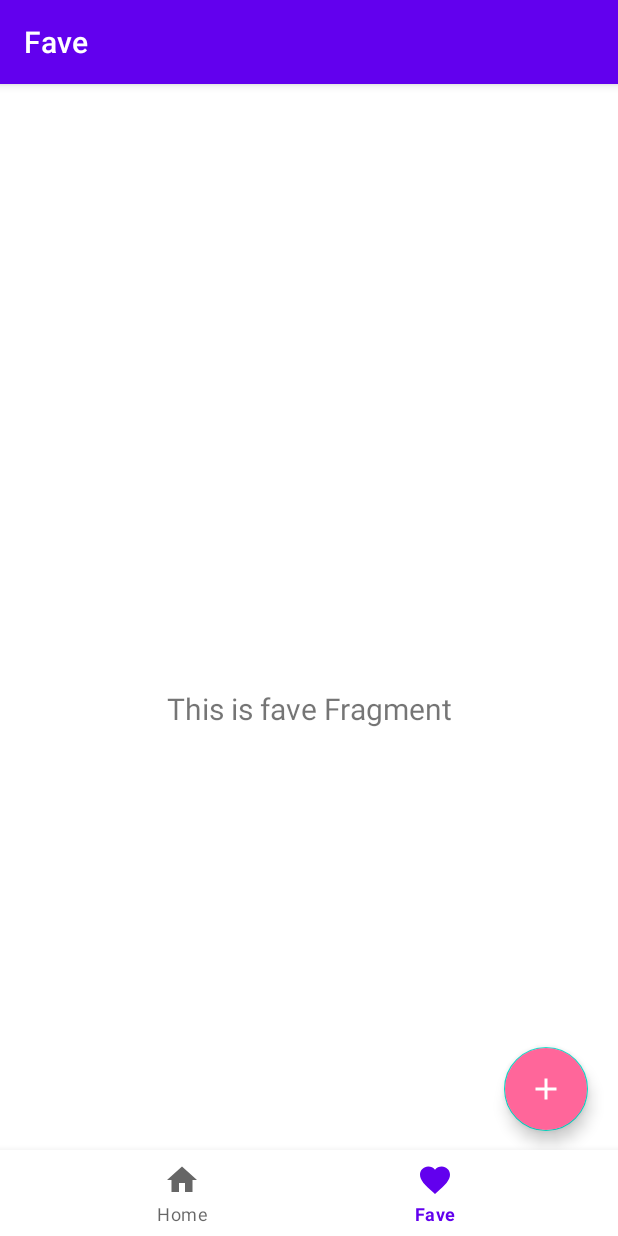
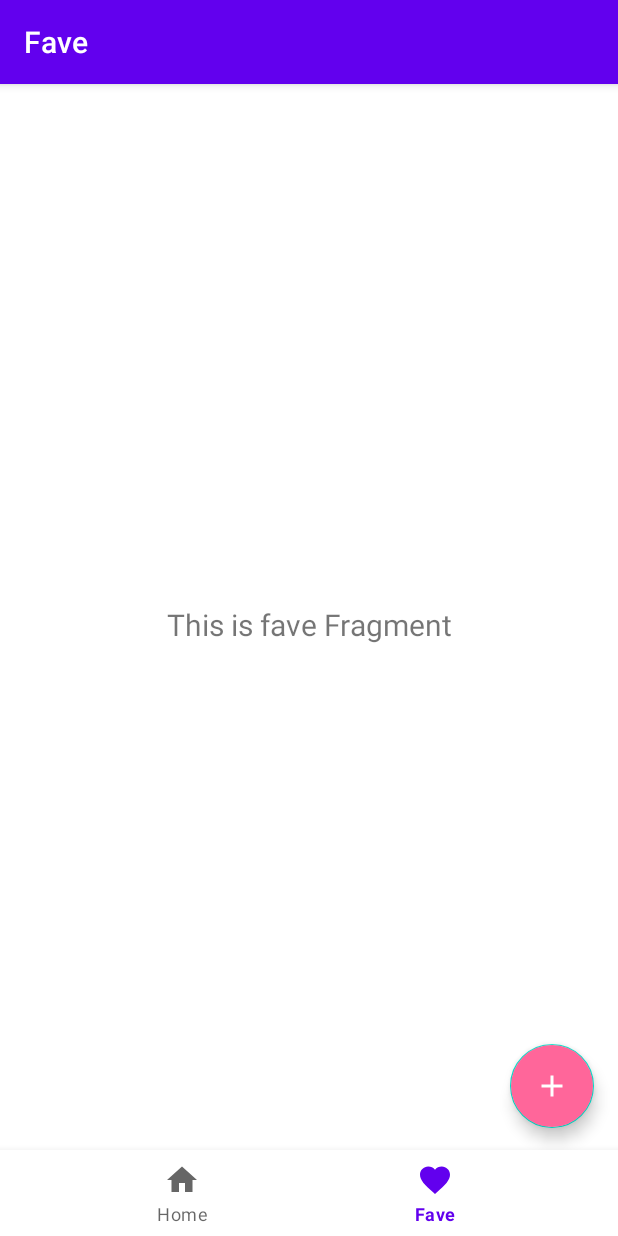
Before and after one commit to Kchan-m/OriginalApp, an Android app: the FaveFragment screen opened through its navigation route, on a phone screen of 412 x 824 dp. Run offline under Robolectric (Android 15) with nearby library versions, the phone set to English and light mode, and no system bars; our stand-ins replace Room's generated code, RxJava, navigation-ui.

Commit message:
review: layoutの改善案

```diff
--- a/app/src/main/res/layout/activity_main.xml
+++ b/app/src/main/res/layout/activity_main.xml
@@ -3,8 +3,7 @@
     xmlns:app="http://schemas.android.com/apk/res-auto"
     android:id="@+id/container"
     android:layout_width="match_parent"
-    android:layout_height="match_parent"
-    android:paddingTop="?attr/actionBarSize">
+    android:layout_height="match_parent">
 
     <com.google.android.material.bottomnavigation.BottomNavigationView
         android:id="@+id/nav_view"
@@ -14,7 +13,9 @@
         app:layout_constraintBottom_toBottomOf="parent"
         app:layout_constraintLeft_toLeftOf="parent"
         app:layout_constraintRight_toRightOf="parent"
-        app:menu="@menu/bottom_nav_menu" />
+        app:menu="@menu/bottom_nav_menu" >
+
+    </com.google.android.material.bottomnavigation.BottomNavigationView>
 
     <fragment
         android:id="@+id/nav_host_fragment_activity_main"
@@ -22,10 +23,6 @@
         android:layout_width="match_parent"
         android:layout_height="match_parent"
         app:defaultNavHost="true"
-        app:layout_constraintBottom_toTopOf="@id/nav_view"
-        app:layout_constraintLeft_toLeftOf="parent"
-        app:layout_constraintRight_toRightOf="parent"
-        app:layout_constraintTop_toTopOf="parent"
         app:navGraph="@navigation/mobile_navigation" />
 
 </androidx.constraintlayout.widget.ConstraintLayout>
--- a/app/src/main/res/layout/fragment_fave.xml
+++ b/app/src/main/res/layout/fragment_fave.xml
@@ -4,6 +4,7 @@
     xmlns:tools="http://schemas.android.com/tools"
     android:layout_width="match_parent"
     android:layout_height="match_parent"
+    android:paddingBottom="?attr/actionBarSize"
     tools:context=".ui.fave.FaveFragment">
 
     <ListView
@@ -30,8 +31,8 @@
         android:layout_width="wrap_content"
         android:layout_height="wrap_content"
         android:layout_gravity="end|bottom"
-        android:layout_marginEnd="20dp"
-        android:layout_marginBottom="70dp"
+        android:layout_marginEnd="16dp"
+        android:layout_marginBottom="16dp"
         android:backgroundTint="#FF669A"
         android:contentDescription="fabButton"
         android:src="@drawable/ic_add"
```
